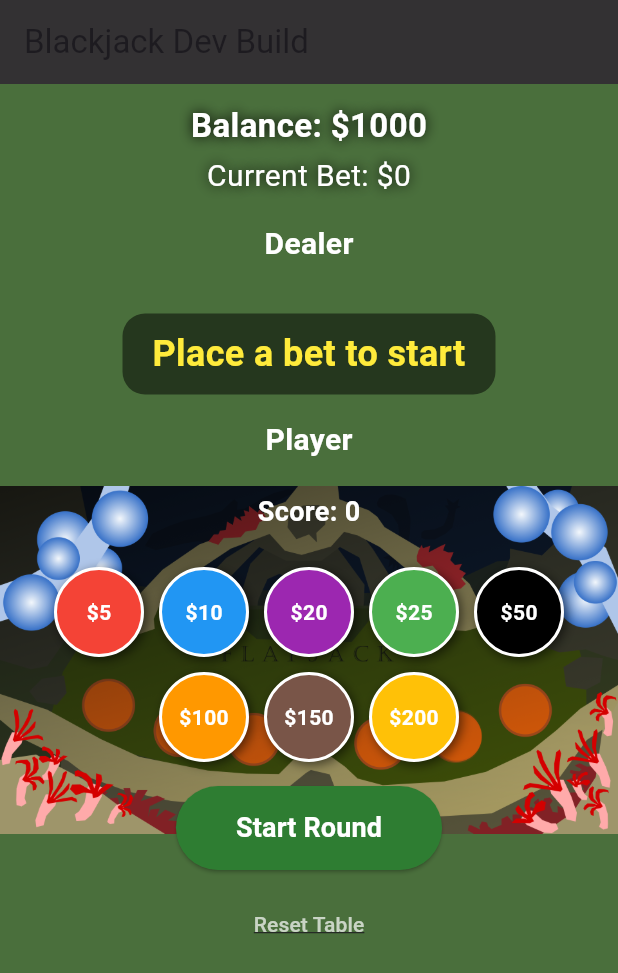
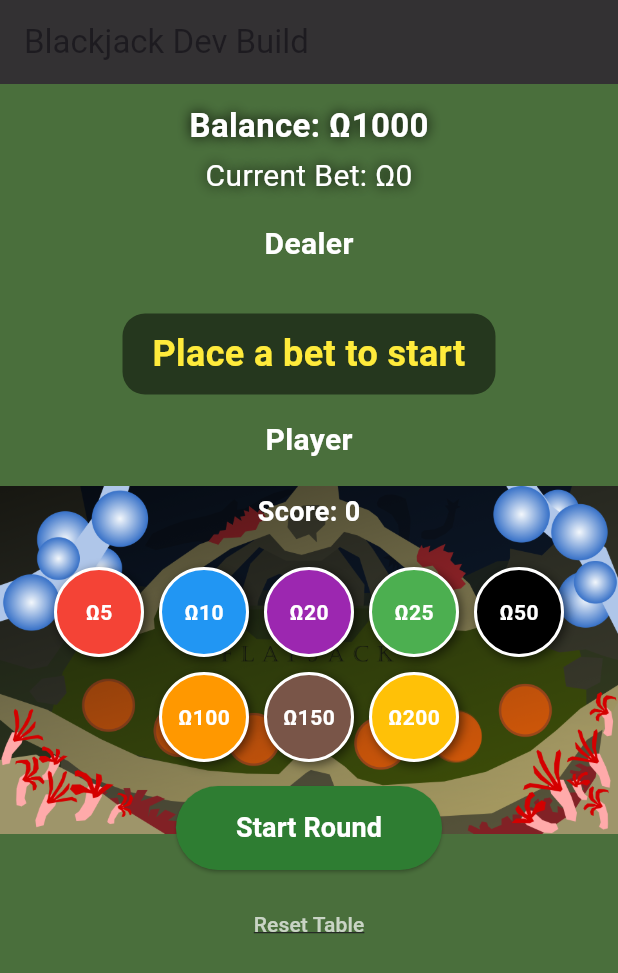
Before and after one commit to GDY3ll0W/blackjack_project, a Flutter app: the GameView screen opened directly with empty values, on a phone screen of 412 x 824 dp. Shown: the top 973 px of the screen. Run offline on Flutter 3.47's test engine with Material 3 defaults, Android fonts, the phone set to English and light mode, and no system bars; our stand-ins replace firebase_auth, firebase_core, socket_io_client; accounts and stored records are empty; network calls fail.

Commit message:
Added the Omega Sign

```diff
--- a/FrontEnd/lib/screens/game_view.dart
+++ b/FrontEnd/lib/screens/game_view.dart
@@ -85,7 +85,7 @@ class _GameViewState extends State<GameView> {
     }
 
     currentBet = amount;
-    setState(() => gameMessage = 'Current bet: \$$currentBet');
+    setState(() => gameMessage = 'Current bet: \Ω$currentBet');
   }
 
   void dealRound() {
@@ -205,10 +205,10 @@ class _GameViewState extends State<GameView> {
                 child: Column(
                   crossAxisAlignment: CrossAxisAlignment.center,
                   children: [
-                    Text('Balance: \$$balance',
+                    Text('Balance: \Ω$balance',
                       style: const TextStyle(color: Colors.white, fontSize: 22, fontWeight: FontWeight.bold, shadows: [Shadow(blurRadius: 10, color: Colors.black)])),
                     const SizedBox(height: 4),
-                    Text('Current Bet: \$$currentBet',
+                    Text('Current Bet: \Ω$currentBet',
                       style: const TextStyle(color: Colors.white, fontSize: 20, shadows: [Shadow(blurRadius: 10, color: Colors.black)])),
                     const SizedBox(height: 16),
                     const Text('Dealer',
@@ -308,7 +308,7 @@ class _GameViewState extends State<GameView> {
                   boxShadow: const [BoxShadow(blurRadius: 5, color: Colors.black54, offset: Offset(2, 2))],
                 ),
                 child: Center(
-                  child: Text('\$$value', style: const TextStyle(color: Colors.white, fontWeight: FontWeight.bold, fontSize: 14)),
+                  child: Text('\Ω$value', style: const TextStyle(color: Colors.white, fontWeight: FontWeight.bold, fontSize: 14)),
                 ),
               ),
             );
```
